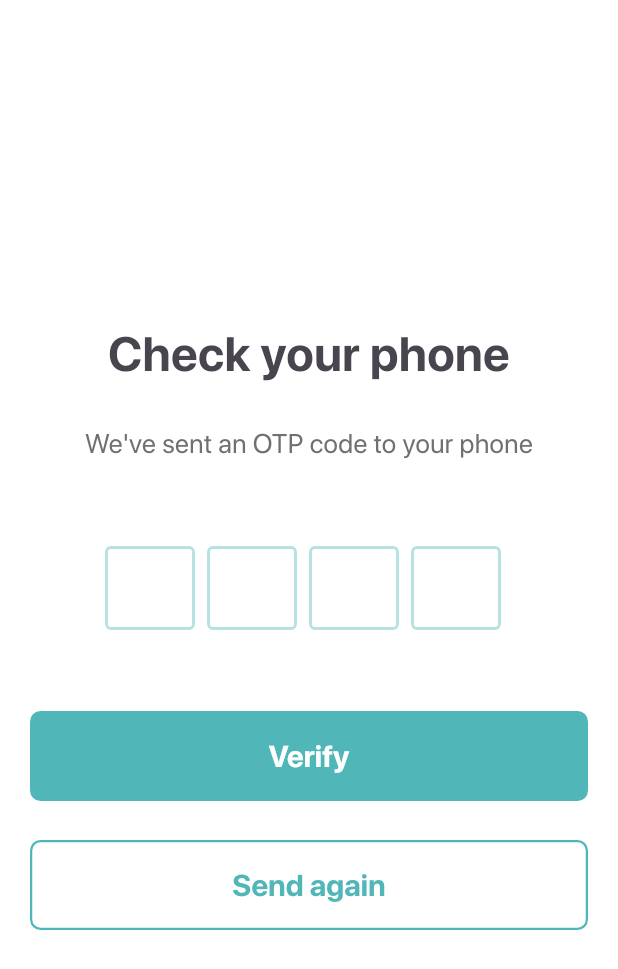
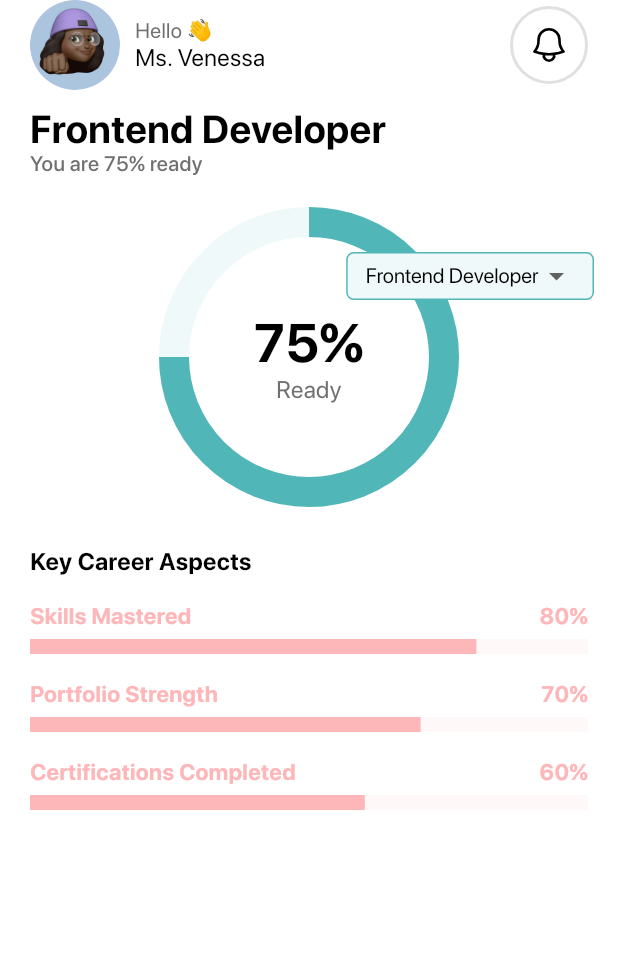
Before and after one commit to nalugala-vc/resumate, a Flutter app: the screen it shows after launch, on a phone screen of 412 x 824 dp. Shown: the top 969 px of the screen. Run offline on Flutter 3.47's test engine with Material 3 defaults, Android fonts, the phone set to English and light mode, and no system bars; drawn by our look-alikes of flutter_otp_text_field; our stand-ins replace get, heroicons; project files that could hold a hidden picture were left out.

Commit message:
Rediness indicatow widgets

```diff
--- a/resumate_flutter/lib/core/fonts/sf_pro_display.dart
+++ b/resumate_flutter/lib/core/fonts/sf_pro_display.dart
@@ -8,12 +8,14 @@ class SfProDisplay extends StatelessWidget {
   final FontWeight fontWeight;
   final int truncateLength;
   final TextAlign textAlignment;
+  final double lineheight;
   final bool underline;
 
   SfProDisplay({
     super.key,
     required this.text,
     this.shouldTruncate = true,
+    this.lineheight = 2,
     this.textColor,
     this.fontSize = 0,
     this.truncateLength = 45,
@@ -37,7 +39,7 @@ class SfProDisplay extends StatelessWidget {
         color: effectiveTextColor,
         fontFamily: 'SFPRO',
 
-        height: 2,
+        height: lineheight,
         fontSize: fontSize == 0 ? 36 : fontSize,
         fontWeight: fontWeight,
         decoration: underline ? TextDecoration.underline : TextDecoration.none,
--- a/resumate_flutter/lib/core/theme/app_pallette.dart
+++ b/resumate_flutter/lib/core/theme/app_pallette.dart
@@ -4,7 +4,8 @@ class AppPallete {
   static const Color primary100 = Color(0xFFEFF9F9);
   static const Color primary400 = Color(0xFF51B6B7);
   static const Color primary200 = Color(0xFFB6E2E2);
-  static const Color gradient3 = Color.fromRGBO(255, 159, 124, 1);
+  static const Color pink400 = Color(0xFFFDB7B9);
+  static const Color pink100 = Color(0xFFFFF8F8);
   static const Color primary1 = Color(0xFFFF73A6);
   static const Color primary2 = Color(0xFFFC3F84);
   static const Color borderColor = Color.fromRGBO(52, 51, 67, 1);
--- /dev/null
+++ b/resumate_flutter/lib/features/feed/view/pages/homepage.dart
@@ -0,0 +1,26 @@
+import 'package:flutter/material.dart';
+import 'package:resumate_flutter/core/spacers/spacers.dart';
+import 'package:resumate_flutter/features/feed/view/widgets/readiness_indicator.dart';
+import 'package:resumate_flutter/features/feed/view/widgets/top_bar_user.dart';
+
+class Homepage extends StatelessWidget {
+  const Homepage({super.key});
+
+  @override
+  Widget build(BuildContext context) {
+    return Scaffold(
+      body: SafeArea(
+        child: SingleChildScrollView(
+          padding: EdgeInsets.symmetric(horizontal: 20),
+          child: Column(
+            children: [
+              TopBarUser(name: 'Ms. Venessa'),
+              spaceH10,
+              ReadinessIndicator(),
+            ],
+          ),
+        ),
+      ),
+    );
+  }
+}
--- /dev/null
+++ b/resumate_flutter/lib/features/feed/view/widgets/readiness_indicator.dart
@@ -0,0 +1,202 @@
+import 'package:flutter/material.dart';
+import 'package:resumate_flutter/core/fonts/sf_pro_display.dart';
+import 'package:resumate_flutter/core/spacers/spacers.dart';
+import 'package:resumate_flutter/core/theme/app_pallette.dart';
+
+class ReadinessIndicator extends StatefulWidget {
+  @override
+  _ReadinessIndicatorState createState() => _ReadinessIndicatorState();
+}
+
+class _ReadinessIndicatorState extends State<ReadinessIndicator> {
+  final Map<String, Map<String, dynamic>> data = {
+    'Frontend Developer': {
+      'percentage': 75,
+      'aspects': {
+        'Skills Mastered': 0.8,
+        'Portfolio Strength': 0.7,
+        'Certifications Completed': 0.6,
+      },
+    },
+    'Backend Developer': {
+      'percentage': 60,
+      'aspects': {
+        'Skills Mastered': 0.7,
+        'Portfolio Strength': 0.5,
+        'Certifications Completed': 0.4,
+      },
+    },
+    'ML Engineer': {
+      'percentage': 45,
+      'aspects': {
+        'Skills Mastered': 0.5,
+        'Portfolio Strength': 0.4,
+        'Certifications Completed': 0.3,
+      },
+    },
+  };
+
+  String selectedTrack = 'Frontend Developer';
+
+  @override
+  Widget build(BuildContext context) {
+    final selectedData = data[selectedTrack]!;
+    final int percentage = selectedData['percentage'];
+    final aspects = selectedData['aspects'] as Map<String, double>;
+
+    return Column(
+      mainAxisSize: MainAxisSize.min,
+      children: [
+        Align(
+          alignment: Alignment.centerLeft,
+          child: Column(
+            crossAxisAlignment: CrossAxisAlignment.start,
+            children: [
+              SfProDisplay(
+                text: selectedTrack,
+                fontSize: 26,
+                fontWeight: FontWeight.w700,
+                textColor: AppPallete.black,
+                lineheight: 0,
+              ),
+              SfProDisplay(
+                text: 'You are $percentage% ready',
+                fontSize: 14,
+                fontWeight: FontWeight.w500,
+                textColor: AppPallete.greyColor,
+                lineheight: 0,
+              ),
+            ],
+          ),
+        ),
+        spaceH30,
+        Stack(
+          clipBehavior: Clip.none, // ✨ This disables the default clipping
+
+          alignment: Alignment.center,
+          children: [
+            SizedBox(
+              width: 180,
+              height: 180,
+              child: CircularProgressIndicator(
+                value: percentage / 100,
+                strokeWidth: 20,
+                backgroundColor: AppPallete.primary100,
+                color: AppPallete.primary400,
+              ),
+            ),
+            Column(
+              mainAxisAlignment: MainAxisAlignment.center,
+              children: [
+                SfProDisplay(
+                  text: '$percentage%',
+                  fontSize: 36,
+                  fontWeight: FontWeight.w700,
+                  textColor: AppPallete.black,
+                  lineheight: 0,
+                ),
+
+                SfProDisplay(
+                  text: 'Ready',
+                  fontSize: 16,
+                  lineheight: 0,
+                  fontWeight: FontWeight.w400,
+                  textColor: AppPallete.greyColor,
+                ),
+              ],
+            ),
+            Positioned(
+              top: 20,
+              right: -100,
+              child: Container(
+                padding: const EdgeInsets.symmetric(horizontal: 12),
+                decoration: BoxDecoration(
+                  color: AppPallete.primary100,
+                  border: Border.all(color: AppPallete.primary400),
+                  borderRadius: BorderRadius.circular(5),
+                ),
+                child: Container(
+                  padding: const EdgeInsets.symmetric(vertical: 3),
+                  decoration: BoxDecoration(color: AppPallete.transparentColor),
+                  child: DropdownButtonHideUnderline(
+                    child: DropdownButton<String>(
+                      value: selectedTrack,
+                      isDense: true,
+                      isExpanded: false,
+                      style: const TextStyle(fontSize: 14),
+                      dropdownColor: Colors.white,
+                      icon: const Icon(Icons.arrow_drop_down),
+                      items:
+                          data.keys.map((track) {
+                            return DropdownMenuItem(
+                              value: track,
+                              child: SfProDisplay(
+                                text: track,
+                                textColor: Colors.black,
+                                fontSize: 14,
+                                lineheight: 0,
+                                fontWeight: FontWeight.w400,
+                              ),
+                            );
+                          }).toList(),
+                      onChanged: (value) {
+                        setState(() {
+                          selectedTrack = value!;
+                        });
+                      },
+                    ),
+                  ),
+                ),
+              ),
+            ),
+          ],
+        ),
+        spaceH30,
+        Align(
+          alignment: Alignment.centerLeft, // Aligns the text to the left
+          child: SfProDisplay(
+            text: 'Key Career Aspects',
+            textColor: AppPallete.black,
+            fontSize: 16,
+            fontWeight: FontWeight.w700,
+            textAlignment: TextAlign.left,
+          ),
+        ),
+
+        ...aspects.entries.map((entry) {
+          return Padding(
+            padding: const EdgeInsets.symmetric(vertical: 6.0),
+            child: Column(
+              crossAxisAlignment: CrossAxisAlignment.start,
+              children: [
+                Row(
+                  mainAxisAlignment: MainAxisAlignment.spaceBetween,
+                  children: [
+                    SfProDisplay(
+                      text: entry.key,
+                      fontSize: 15,
+                      textColor: AppPallete.pink400,
+                    ),
+                    SfProDisplay(
+                      text:
+                          '${(entry.value * 100).toInt()}%', // Multiply by 100 and format as integer
+                      fontSize: 15,
+                      textColor: AppPallete.pink400,
+                    ),
+                  ],
+                ),
+
+                LinearProgressIndicator(
+                  value: entry.value,
+                  backgroundColor: AppPallete.pink100,
+                  color: AppPallete.pink400,
+                  minHeight: 10,
+                ),
+              ],
+            ),
+          );
+        }).toList(),
+      ],
+    );
+  }
+}
--- /dev/null
+++ b/resumate_flutter/lib/features/feed/view/widgets/top_bar_user.dart
@@ -0,0 +1,63 @@
+import 'package:flutter/material.dart';
+import 'package:heroicons/heroicons.dart';
+import 'package:resumate_flutter/core/fonts/sf_pro_display.dart';
+import 'package:resumate_flutter/core/spacers/spacers.dart';
+import 'package:resumate_flutter/core/theme/app_pallette.dart';
+
+class TopBarUser extends StatelessWidget {
+  final String name;
+  const TopBarUser({super.key, required this.name});
+
+  @override
+  Widget build(BuildContext context) {
+    return Row(
+      mainAxisAlignment: MainAxisAlignment.spaceBetween,
+      children: [
+        Row(
+          mainAxisAlignment: MainAxisAlignment.center,
+          children: [
+            CircleAvatar(
+              radius: 30,
+              foregroundImage: AssetImage('assets/female_avatar.png'),
+            ),
+            spaceW10,
+            Column(
+              crossAxisAlignment: CrossAxisAlignment.start,
+              children: [
+                SfProDisplay(
+                  text: 'Hello 👋',
+                  textColor: AppPallete.greyColor,
+                  fontWeight: FontWeight.w400,
+                  fontSize: 14,
+                  lineheight: 0,
+                ),
+                SfProDisplay(
+                  text: name,
+                  lineheight: 0,
+                  textColor: AppPallete.black,
+                  fontWeight: FontWeight.w400,
+                  fontSize: 16,
+                ),
+              ],
+            ),
+          ],
+        ),
+        Container(
+          padding: const EdgeInsets.all(10),
+          decoration: BoxDecoration(
+            shape: BoxShape.circle,
+            border: Border.all(color: Colors.grey.shade300, width: 2),
+          ),
+          child: Center(
+            child: HeroIcon(
+              HeroIcons.bell,
+              style: HeroIconStyle.outline,
+              color: Colors.black,
+              size: 28,
+            ),
+          ),
+        ),
+      ],
+    );
+  }
+}
--- a/resumate_flutter/lib/main.dart
+++ b/resumate_flutter/lib/main.dart
@@ -6,6 +6,7 @@
 import 'package:resumate_flutter/features/auth/view/otp.dart';
 import 'package:resumate_flutter/features/auth/view/sign_in.dart';
 import 'package:resumate_flutter/features/auth/view/sign_up.dart';
+import 'package:resumate_flutter/features/feed/view/pages/homepage.dart';
 
 void main() {
   runApp(const MyApp());
@@ -20,7 +21,7 @@
       debugShowCheckedModeBanner: false,
       title: 'Flutter Demo',
       theme: AppTheme.lightMode,
-      home: const OTP(),
+      home: const Homepage(),
     );
   }
 }
```
Also changed, not shown: resumate_flutter/assets/female_avatar.png (added).
